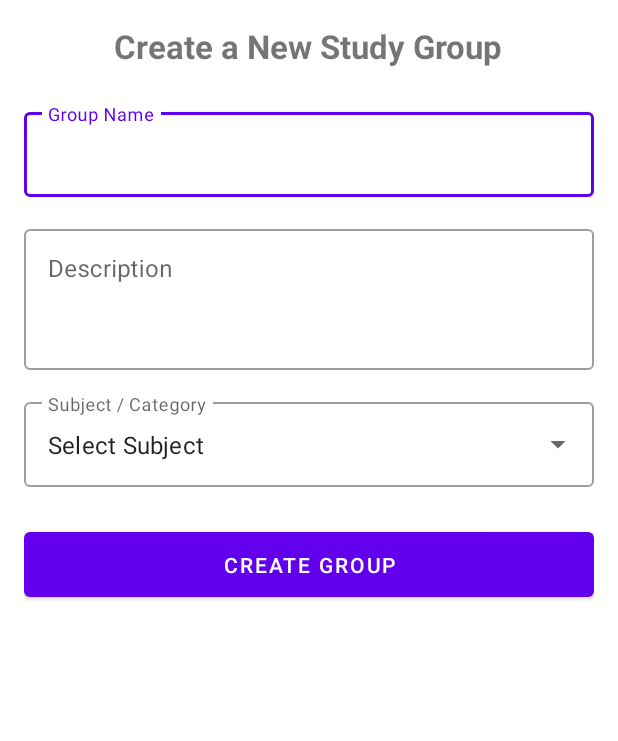
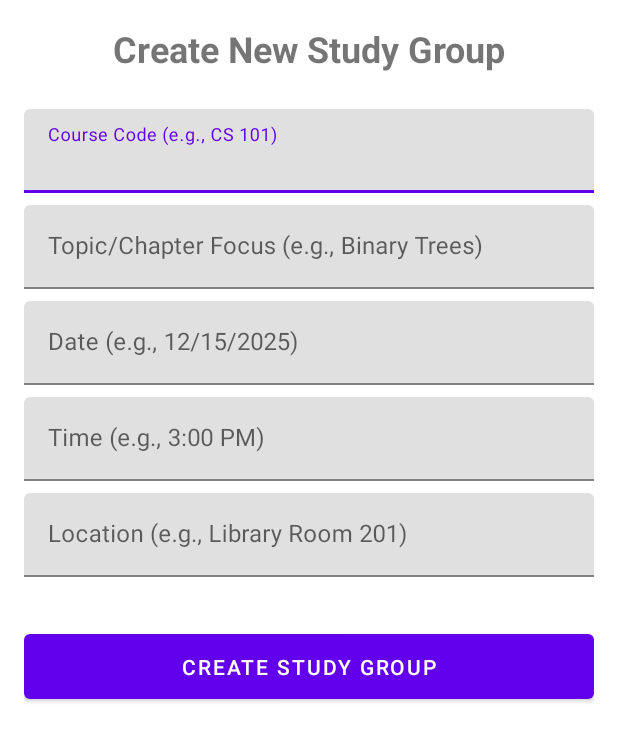
Before and after one commit to CS388-Group-11/CS388-Group-11, an Android app: the layout fragment_create_group.xml on its own in the app's theme, with its tools: preview values and no code run, on a phone screen of 412 x 824 dp. Shown: the top 741 px of the screen. Run offline under Robolectric (Android 15) with nearby library versions, the phone set to English and light mode, and no system bars.

Commit message:
fixed bugs for create group

```diff
--- a/app/src/main/res/layout/fragment_create_group.xml
+++ b/app/src/main/res/layout/fragment_create_group.xml
@@ -1,75 +1,97 @@
 <?xml version="1.0" encoding="utf-8"?>
-<LinearLayout
+<ScrollView
     xmlns:android="http://schemas.android.com/apk/res/android"
     xmlns:tools="http://schemas.android.com/tools"
     android:layout_width="match_parent"
     android:layout_height="match_parent"
-    android:orientation="vertical"
     android:padding="16dp"
-    android:gravity="center_horizontal"
     tools:context=".ui.CreateGroupFragment">
 
+    <LinearLayout
+        android:layout_width="match_parent"
+        android:layout_height="wrap_content"
+        android:orientation="vertical">
+
         <TextView
-        android:layout_width="wrap_content"
+            android:layout_width="match_parent"
             android:layout_height="wrap_content"
-        android:text="Create a New Study Group"
-        android:textSize="22sp"
+            android:text="Create New Study Group"
+            android:textSize="24sp"
             android:textStyle="bold"
-        android:layout_marginBottom="24dp"/>
+            android:layout_marginBottom="24dp"
+            android:gravity="center"/>
 
         <com.google.android.material.textfield.TextInputLayout
             android:layout_width="match_parent"
             android:layout_height="wrap_content"
-        android:hint="Group Name"
-        style="@style/Widget.MaterialComponents.TextInputLayout.OutlinedBox">
-
-        <com.google.android.material.textfield.TextInputEditText
-            android:id="@+id/group_name_input"
+            android:hint="Course Code (e.g., CS 101)">
+            <EditText
+                android:id="@+id/courseCodeInput"
                 android:layout_width="match_parent"
                 android:layout_height="wrap_content"
-            android:inputType="textCapWords"/>
-
+                android:inputType="textCapCharacters"
+                android:maxLines="1"/>
         </com.google.android.material.textfield.TextInputLayout>
 
         <com.google.android.material.textfield.TextInputLayout
             android:layout_width="match_parent"
             android:layout_height="wrap_content"
-        android:hint="Description"
-        android:layout_marginTop="16dp"
-        style="@style/Widget.MaterialComponents.TextInputLayout.OutlinedBox">
-
-        <com.google.android.material.textfield.TextInputEditText
-            android:id="@+id/description_input"
+            android:hint="Topic/Chapter Focus (e.g., Binary Trees)">
+            <EditText
+                android:id="@+id/topicInput"
                 android:layout_width="match_parent"
                 android:layout_height="wrap_content"
-            android:inputType="textMultiLine"
-            android:minLines="3"
-            android:gravity="top"/>
-
+                android:inputType="textCapSentences"
+                android:layout_marginTop="8dp"
+                android:maxLines="1"/>
         </com.google.android.material.textfield.TextInputLayout>
 
         <com.google.android.material.textfield.TextInputLayout
             android:layout_width="match_parent"
             android:layout_height="wrap_content"
-        android:hint="Subject / Category"
-        android:layout_marginTop="16dp"
-        style="@style/Widget.MaterialComponents.TextInputLayout.OutlinedBox.ExposedDropdownMenu">
-
-        <AutoCompleteTextView
-            android:id="@+id/subject_dropdown"
+            android:hint="Date (e.g., 12/15/2025)">
+            <EditText
+                android:id="@+id/dateInput"
                 android:layout_width="match_parent"
                 android:layout_height="wrap_content"
-            android:inputType="none"
-            android:text="Select Subject" />
+                android:inputType="date"
+                android:layout_marginTop="8dp"
+                android:maxLines="1"/>
+        </com.google.android.material.textfield.TextInputLayout>
 
+        <com.google.android.material.textfield.TextInputLayout
+            android:layout_width="match_parent"
+            android:layout_height="wrap_content"
+            android:hint="Time (e.g., 3:00 PM)">
+            <EditText
+                android:id="@+id/timeInput"
+                android:layout_width="match_parent"
+                android:layout_height="wrap_content"
+                android:inputType="time"
+                android:layout_marginTop="8dp"
+                android:maxLines="1"/>
+        </com.google.android.material.textfield.TextInputLayout>
+
+        <com.google.android.material.textfield.TextInputLayout
+            android:layout_width="match_parent"
+            android:layout_height="wrap_content"
+            android:hint="Location (e.g., Library Room 201)">
+            <EditText
+                android:id="@+id/locationInput"
+                android:layout_width="match_parent"
+                android:layout_height="wrap_content"
+                android:inputType="textCapWords"
+                android:layout_marginTop="8dp"
+                android:maxLines="1"/>
         </com.google.android.material.textfield.TextInputLayout>
 
         <Button
-        android:id="@+id/create_group_button"
+            android:id="@+id/createGroupButton"
             android:layout_width="match_parent"
             android:layout_height="wrap_content"
-        android:text="Create Group"
-        android:layout_marginTop="24dp"
+            android:text="Create Study Group"
+            android:layout_marginTop="32dp"
             android:padding="12dp"/>
 
     </LinearLayout>
+</ScrollView>
```
Lines whose indentation alone changed are shown as unchanged.
